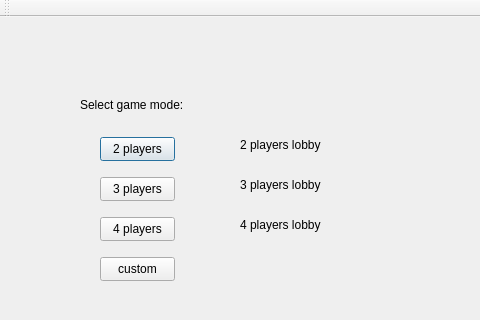
This is Triviador/Triviador/Triviador.ui in AndreiAndreea/TriviadorMCpp as Qt 5 draws it before an edit; both pictures show x 0 to 480 and y 0 to 320 of the 1280 by 720 pixel window. The edited form follows.
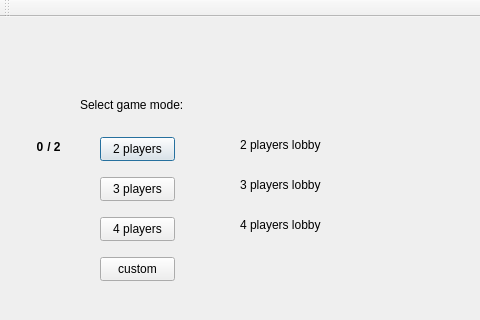
This is the edited form. The open tabs and pages were chosen to show the change.

Commit message: Merged 'UserStorage' with 'QuestionStorage' into 'storage'. Added a method to get the details of the lobbies. Added 2 more properties in the Lobby class (game_status and room_number) with their getters and setters.

The edit to the form file:
```diff
--- a/Triviador/Triviador/Triviador.ui
+++ b/Triviador/Triviador/Triviador.ui
@@ -697,6 +697,32 @@
        <string>Back to menu</string>
       </property>
      </widget>
+     <widget class="QLabel" name="currentNumberOfPlayers2Label">
+      <property name="geometry">
+       <rect>
+        <x>30</x>
+        <y>120</y>
+        <width>20</width>
+        <height>20</height>
+       </rect>
+      </property>
+      <property name="text">
+       <string>&lt;html&gt;&lt;head/&gt;&lt;body&gt;&lt;p align=&quot;center&quot;&gt;&lt;span style=&quot; font-weight:700;&quot;&gt;0&lt;/span&gt;&lt;/p&gt;&lt;/body&gt;&lt;/html&gt;</string>
+      </property>
+     </widget>
+     <widget class="QLabel" name="maximNumberOfPlayers2Label">
+      <property name="geometry">
+       <rect>
+        <x>44</x>
+        <y>120</y>
+        <width>20</width>
+        <height>21</height>
+       </rect>
+      </property>
+      <property name="text">
+       <string>&lt;html&gt;&lt;head/&gt;&lt;body&gt;&lt;p align=&quot;center&quot;&gt;&lt;span style=&quot; font-weight:700;&quot;&gt;/  2&lt;/span&gt;&lt;/p&gt;&lt;/body&gt;&lt;/html&gt;</string>
+      </property>
+     </widget>
     </widget>
     <widget class="QWidget" name="page_5">
      <widget class="QPushButton" name="startGameLobbyPushButton">
```
Left out of the diff: 2 changed lines with no effect on the pictures. The commit also changes 12 other files.
